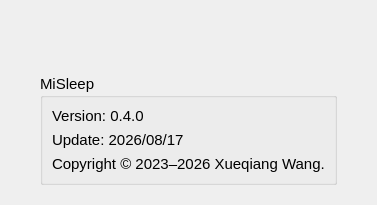
The window that src/misleep/gui/uis/about.ui (BryanWang0702/MiSleep) describes before a commit, drawn with Qt 5.
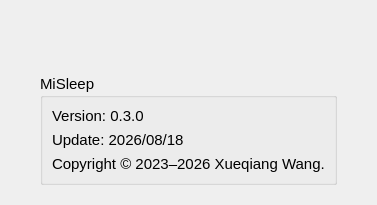
The same window after the commit. Icons and pictures are not drawn.

Commit message: docs: publish API reference + GUI preview, dark theme, MiSleep logo; version 0.3.0 (2026-08-18)

The edit to the form file:
```diff
--- a/src/misleep/gui/uis/about.ui
+++ b/src/misleep/gui/uis/about.ui
@@ -58,14 +58,14 @@
       <item>
        <widget class="QLabel" name="VersionLabel">
         <property name="text">
-         <string>Version: 0.4.0</string>
+         <string>Version: 0.3.0</string>
         </property>
        </widget>
       </item>
       <item>
        <widget class="QLabel" name="UpdateLabel">
         <property name="text">
-         <string>Update: 2026/08/17</string>
+         <string>Update: 2026/08/18</string>
         </property>
        </widget>
       </item>
```
The commit also changes 12 other files.
